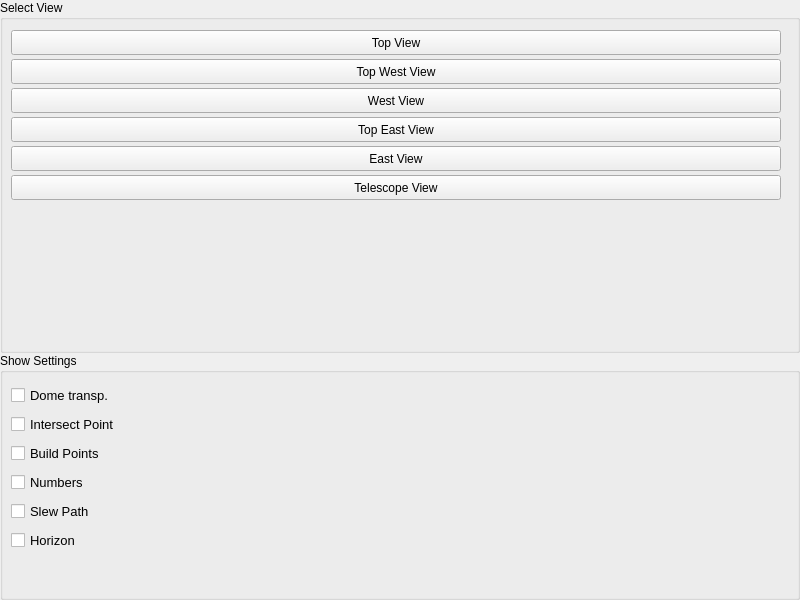
Old version of the form mw4/gui/widgets/simulator.ui in the repository mworion/MountWizzard4.
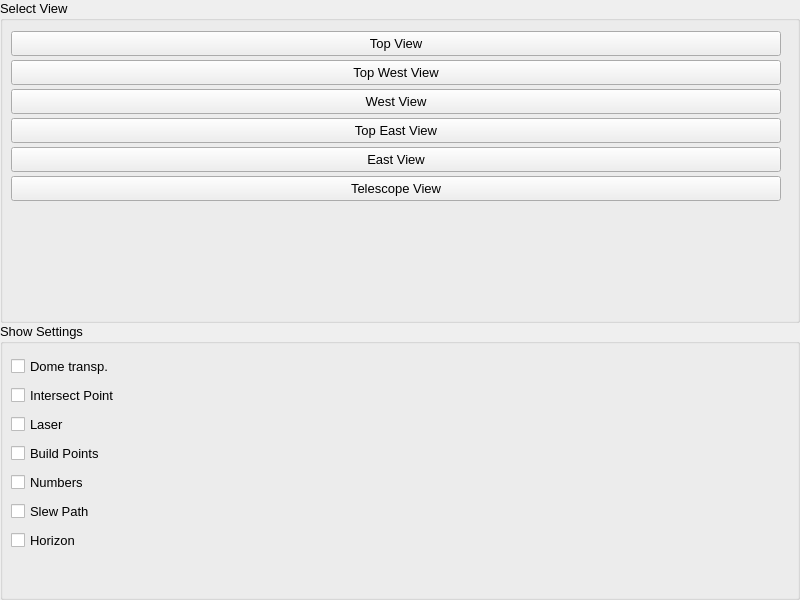
New version of the form.

Commit message: adding a laser pointer

```diff
--- a/mw4/gui/widgets/simulator.ui
+++ b/mw4/gui/widgets/simulator.ui
@@ -43,6 +43,7 @@
   <property name="font">
    <font>
     <family>Arial</family>
+    <pointsize>10</pointsize>
    </font>
   </property>
   <property name="windowTitle">
@@ -277,6 +278,19 @@
           </property>
          </widget>
         </item>
+        <item>
+         <widget class="QCheckBox" name="checkShowLaser">
+          <property name="minimumSize">
+           <size>
+            <width>0</width>
+            <height>25</height>
+           </size>
+          </property>
+          <property name="text">
+           <string>Laser</string>
+          </property>
+         </widget>
+        </item>
         <item>
          <widget class="QCheckBox" name="checkShowBuildPoints">
           <property name="minimumSize">
```
The commit also changes 4 other files.
